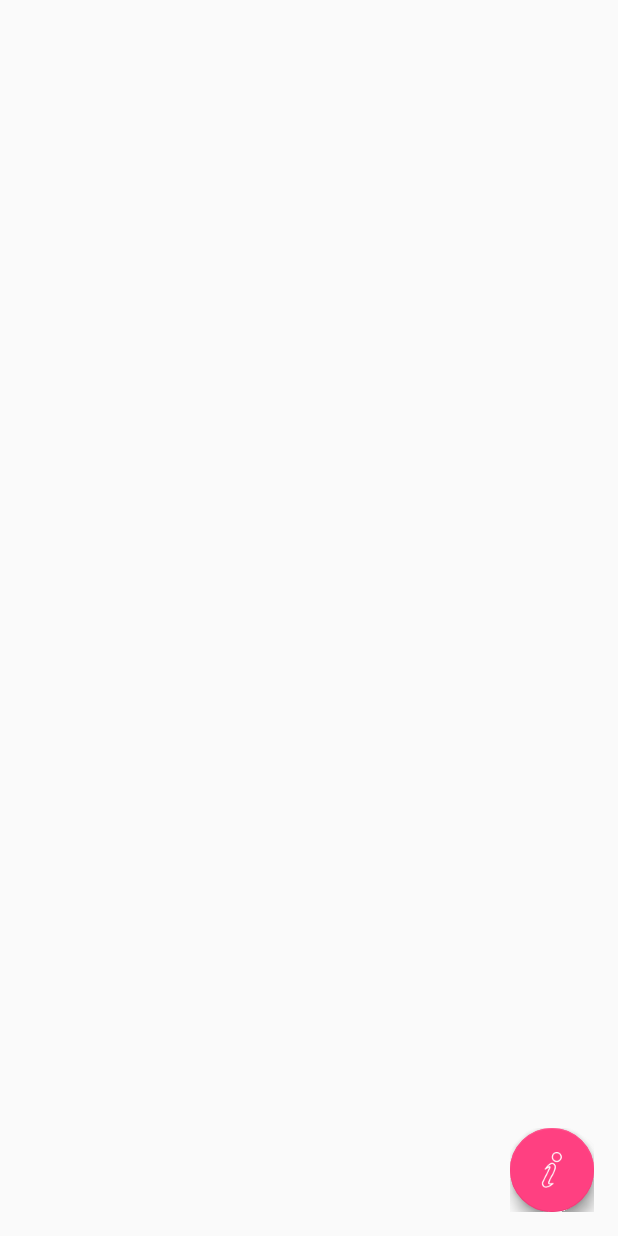
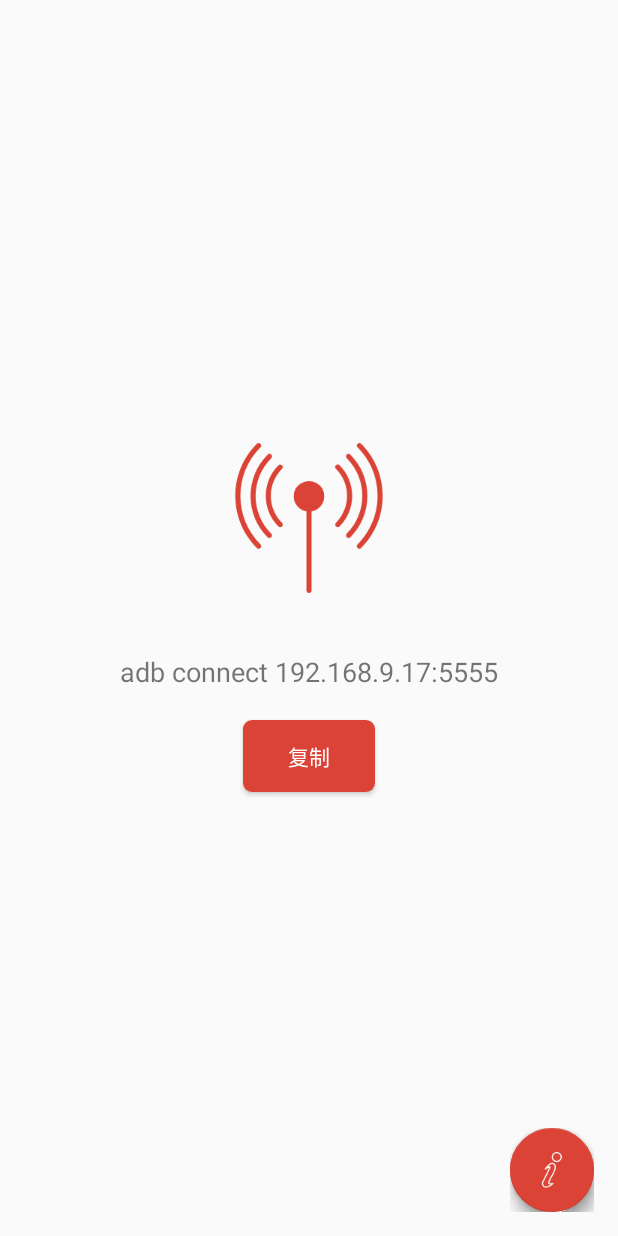
Before and after one commit to rygz146/ADBWIFI, an Android app: the screen it shows after launch (MainActivity), after a tap on an icon or button, on a phone screen of 412 x 824 dp. Run offline under Robolectric (Android 15) with nearby library versions, the phone set to English and light mode, and no system bars; our stand-ins replace ButterKnife; libraries missing offline, so code that uses them is left out: co.mobiwise.materialintro, com.github.clans.fab, com.socks.library, es.dmoral.toasty; plain views replace FloatingActionButton, FloatingActionMenu; 3 statements that could not run were skipped.

Commit message:
add introview  icon  utils

```diff
--- a/app/build.gradle
+++ b/app/build.gradle
@@ -26,4 +26,7 @@ dependencies {
     compile 'com.github.clans:fab:1.6.4'
     compile 'com.jakewharton:butterknife:8.8.1'
     annotationProcessor 'com.jakewharton:butterknife-compiler:8.8.1'
+    compile 'com.github.GrenderG:Toasty:1.2.5'
+    compile 'com.github.zhaokaiqiang.klog:library:1.6.0'
+    compile 'com.github.iammert:MaterialIntroView:1.6.0'
 }
--- a/app/src/main/java/com/rair/adbwifi/App.java
+++ b/app/src/main/java/com/rair/adbwifi/App.java
@@ -1,6 +1,12 @@
 package com.rair.adbwifi;
 
 import android.app.Application;
+import android.graphics.Color;
+
+import com.rair.adbwifi.utils.SPUtils;
+import com.socks.library.KLog;
+
+import es.dmoral.toasty.Toasty;
 
 /**
  * @author Rair
@@ -11,9 +17,19 @@ import android.app.Application;
 
 public class App extends Application {
 
+    private static SPUtils spUtils;
+
     @Override
     public void onCreate() {
         super.onCreate();
+        KLog.init(true, "Rair");
+        Toasty.Config.getInstance()
+                .setInfoColor(Color.parseColor("#DA4336"))
+                .apply();
+        spUtils = SPUtils.getInstance(this, "Rair");
+    }
 
+    public static SPUtils getSpUtils() {
+        return spUtils;
     }
 }
--- a/app/src/main/java/com/rair/adbwifi/activity/MainActivity.java
+++ b/app/src/main/java/com/rair/adbwifi/activity/MainActivity.java
@@ -1,18 +1,28 @@
 package com.rair.adbwifi.activity;
 
+import android.content.ClipData;
+import android.content.ClipboardManager;
+import android.content.Context;
 import android.content.Intent;
+import android.graphics.Color;
 import android.os.Bundle;
 import android.support.v7.app.AppCompatActivity;
 import android.view.View;
+import android.widget.Button;
 import android.widget.ImageView;
 import android.widget.TextView;
 
 import com.github.clans.fab.FloatingActionButton;
+import com.rair.adbwifi.App;
 import com.rair.adbwifi.R;
+import com.rair.adbwifi.utils.SPUtils;
 
 import butterknife.BindView;
 import butterknife.ButterKnife;
 import butterknife.OnClick;
+import co.mobiwise.materialintro.shape.ShapeType;
+import co.mobiwise.materialintro.view.MaterialIntroView;
+import es.dmoral.toasty.Toasty;
 
 public class MainActivity extends AppCompatActivity {
 
@@ -24,19 +34,45 @@ public class MainActivity extends AppCompatActivity {
     FloatingActionButton fabCmd;
     @BindView(R.id.fab_info)
     FloatingActionButton fabInfo;
+    @BindView(R.id.btn_copy)
+    Button btnCopy;
+
+    /**
+     * 是否打开
+     */
+    private boolean isOpen;
+    private SPUtils spUtils;
 
     @Override
     protected void onCreate(Bundle savedInstanceState) {
         super.onCreate(savedInstanceState);
         setContentView(R.layout.activity_main);
         ButterKnife.bind(this);
+        spUtils = App.getSpUtils();
+        showIntro();
     }
 
-    @OnClick({R.id.iv_state, R.id.fab_cmd, R.id.fab_info})
+    /**
+     * 改变开关状态
+     */
+    private void changeStatus() {
+        if (isOpen) {
+            ivState.setImageResource(R.mipmap.ic_wifi_close);
+            isOpen = false;
+        } else {
+            ivState.setImageResource(R.mipmap.ic_wifi_open);
+            isOpen = true;
+        }
+    }
+
+    @OnClick({R.id.iv_state, R.id.btn_copy, R.id.fab_cmd, R.id.fab_info})
     public void onViewClicked(View view) {
         switch (view.getId()) {
             case R.id.iv_state:
-
+                changeStatus();
+                break;
+            case R.id.btn_copy:
+                copyCmd();
                 break;
             case R.id.fab_cmd:
                 Intent cmdIntent = new Intent(this, CmdActivity.class);
@@ -50,4 +86,26 @@ public class MainActivity extends AppCompatActivity {
                 break;
         }
     }
+
+    /**
+     * 复制命令
+     */
+    private void copyCmd() {
+        ClipboardManager cm = (ClipboardManager) getSystemService(Context.CLIPBOARD_SERVICE);
+        String cmdText = tvCmdIp.getText().toString().trim();
+        ClipData mClipData = ClipData.newPlainText("text", cmdText);
+        cm.setPrimaryClip(mClipData);
+        Toasty.info(this, "已复制到剪切板").show();
+    }
+
+    /**
+     * 第一次安装指引
+     */
+    private void showIntro() {
+        new MaterialIntroView.Builder(this).setShape(ShapeType.CIRCLE).enableDotAnimation(true)
+                .enableIcon(false).setTextColor(Color.parseColor("#DA4336")).setInfoTextSize(18)
+                .enableFadeAnimation(true).setTarget(ivState).setUsageId("first")
+                .setInfoText("点击打开或关闭adb连接").show();
+    }
+
 }
--- /dev/null
+++ b/app/src/main/java/com/rair/adbwifi/utils/SPUtils.java
@@ -0,0 +1,267 @@
+package com.rair.adbwifi.utils;
+
+import android.content.Context;
+import android.content.SharedPreferences;
+import android.support.annotation.NonNull;
+import android.support.v4.util.SimpleArrayMap;
+
+import java.util.Collections;
+import java.util.Map;
+import java.util.Set;
+
+public final class SPUtils {
+
+    private static SimpleArrayMap<String, SPUtils> SP_UTILS_MAP = new SimpleArrayMap<>();
+    private SharedPreferences sp;
+
+    /**
+     * 获取SP实例
+     *
+     * @param spName sp名
+     * @return {@link SPUtils}
+     */
+    public static SPUtils getInstance(Context context, String spName) {
+        if (isSpace(spName)) spName = "spUtils";
+        SPUtils spUtils = SP_UTILS_MAP.get(spName);
+        if (spUtils == null) {
+            spUtils = new SPUtils(context, spName);
+            SP_UTILS_MAP.put(spName, spUtils);
+        }
+        return spUtils;
+    }
+
+    private SPUtils(Context context, String spName) {
+        sp = context.getSharedPreferences(spName, Context.MODE_PRIVATE);
+    }
+
+    /**
+     * SP中写入String
+     *
+     * @param key   键
+     * @param value 值
+     */
+    public void put(@NonNull final String key, @NonNull final String value) {
+        sp.edit().putString(key, value).apply();
+    }
+
+    /**
+     * SP中读取String
+     *
+     * @param key 键
+     * @return 存在返回对应值，不存在返回默认值{@code ""}
+     */
+    public String getString(@NonNull final String key) {
+        return getString(key, "");
+    }
+
+    /**
+     * SP中读取String
+     *
+     * @param key          键
+     * @param defaultValue 默认值
+     * @return 存在返回对应值，不存在返回默认值{@code defaultValue}
+     */
+    public String getString(@NonNull final String key, @NonNull final String defaultValue) {
+        return sp.getString(key, defaultValue);
+    }
+
+    /**
+     * SP中写入int
+     *
+     * @param key   键
+     * @param value 值
+     */
+    public void put(@NonNull final String key, final int value) {
+        sp.edit().putInt(key, value).apply();
+    }
+
+    /**
+     * SP中读取int
+     *
+     * @param key 键
+     * @return 存在返回对应值，不存在返回默认值-1
+     */
+    public int getInt(@NonNull final String key) {
+        return getInt(key, -1);
+    }
+
+    /**
+     * SP中读取int
+     *
+     * @param key          键
+     * @param defaultValue 默认值
+     * @return 存在返回对应值，不存在返回默认值{@code defaultValue}
+     */
+    public int getInt(@NonNull final String key, final int defaultValue) {
+        return sp.getInt(key, defaultValue);
+    }
+
+    /**
+     * SP中写入long
+     *
+     * @param key   键
+     * @param value 值
+     */
+    public void put(@NonNull final String key, final long value) {
+        sp.edit().putLong(key, value).apply();
+    }
+
+    /**
+     * SP中读取long
+     *
+     * @param key 键
+     * @return 存在返回对应值，不存在返回默认值-1
+     */
+    public long getLong(@NonNull final String key) {
+        return getLong(key, -1L);
+    }
+
+    /**
+     * SP中读取long
+     *
+     * @param key          键
+     * @param defaultValue 默认值
+     * @return 存在返回对应值，不存在返回默认值{@code defaultValue}
+     */
+    public long getLong(@NonNull final String key, final long defaultValue) {
+        return sp.getLong(key, defaultValue);
+    }
+
+    /**
+     * SP中写入float
+     *
+     * @param key   键
+     * @param value 值
+     */
+    public void put(@NonNull final String key, final float value) {
+        sp.edit().putFloat(key, value).apply();
+    }
+
+    /**
+     * SP中读取float
+     *
+     * @param key 键
+     * @return 存在返回对应值，不存在返回默认值-1
+     */
+    public float getFloat(@NonNull final String key) {
+        return getFloat(key, -1f);
+    }
+
+    /**
+     * SP中读取float
+     *
+     * @param key          键
+     * @param defaultValue 默认值
+     * @return 存在返回对应值，不存在返回默认值{@code defaultValue}
+     */
+    public float getFloat(@NonNull final String key, final float defaultValue) {
+        return sp.getFloat(key, defaultValue);
+    }
+
+    /**
+     * SP中写入boolean
+     *
+     * @param key   键
+     * @param value 值
+     */
+    public void put(@NonNull final String key, final boolean value) {
+        sp.edit().putBoolean(key, value).apply();
+    }
+
+    /**
+     * SP中读取boolean
+     *
+     * @param key 键
+     * @return 存在返回对应值，不存在返回默认值{@code false}
+     */
+    public boolean getBoolean(@NonNull final String key) {
+        return getBoolean(key, false);
+    }
+
+    /**
+     * SP中读取boolean
+     *
+     * @param key          键
+     * @param defaultValue 默认值
+     * @return 存在返回对应值，不存在返回默认值{@code defaultValue}
+     */
+    public boolean getBoolean(@NonNull final String key, final boolean defaultValue) {
+        return sp.getBoolean(key, defaultValue);
+    }
+
+    /**
+     * SP中写入String集合
+     *
+     * @param key    键
+     * @param values 值
+     */
+    public void put(@NonNull final String key, @NonNull final Set<String> values) {
+        sp.edit().putStringSet(key, values).apply();
+    }
+
+    /**
+     * SP中读取StringSet
+     *
+     * @param key 键
+     * @return 存在返回对应值，不存在返回默认值{@code Collections.<String>emptySet()}
+     */
+    public Set<String> getStringSet(@NonNull final String key) {
+        return getStringSet(key, Collections.<String>emptySet());
+    }
+
+    /**
+     * SP中读取StringSet
+     *
+     * @param key          键
+     * @param defaultValue 默认值
+     * @return 存在返回对应值，不存在返回默认值{@code defaultValue}
+     */
+    public Set<String> getStringSet(@NonNull final String key, @NonNull final Set<String> defaultValue) {
+        return sp.getStringSet(key, defaultValue);
+    }
+
+    /**
+     * SP中获取所有键值对
+     *
+     * @return Map对象
+     */
+    public Map<String, ?> getAll() {
+        return sp.getAll();
+    }
+
+    /**
+     * SP中是否存在该key
+     *
+     * @param key 键
+     * @return {@code true}: 存在<br>{@code false}: 不存在
+     */
+    public boolean contains(@NonNull final String key) {
+        return sp.contains(key);
+    }
+
+    /**
+     * SP中移除该key
+     *
+     * @param key 键
+     */
+    public void remove(@NonNull final String key) {
+        sp.edit().remove(key).apply();
+    }
+
+    /**
+     * SP中清除所有数据
+     */
+    public void clear() {
+        sp.edit().clear().apply();
+    }
+
+    private static boolean isSpace(final String s) {
+        if (s == null) return true;
+        for (int i = 0, len = s.length(); i < len; ++i) {
+            if (!Character.isWhitespace(s.charAt(i))) {
+                return false;
+            }
+        }
+        return true;
+    }
+}
--- /dev/null
+++ b/app/src/main/res/drawable/selector_button_red.xml
@@ -0,0 +1,15 @@
+<?xml version="1.0" encoding="utf-8"?>
+<selector xmlns:android="http://schemas.android.com/apk/res/android">
+    <item android:state_pressed="true">
+        <shape android:shape="rectangle">
+            <corners android:radius="6dp" />
+            <solid android:color="@color/red_dark" />
+        </shape>
+    </item>
+    <item>
+        <shape android:shape="rectangle">
+            <corners android:radius="6dp" />
+            <solid android:color="@color/red" />
+        </shape>
+    </item>
+</selector>
--- a/app/src/main/res/layout/activity_main.xml
+++ b/app/src/main/res/layout/activity_main.xml
@@ -8,22 +8,33 @@
 
     <LinearLayout
         android:layout_width="wrap_content"
-        android:layout_height="wrap_content"
+        android:layout_height="240dp"
         android:layout_centerInParent="true"
+        android:gravity="center"
         android:orientation="vertical">
 
         <ImageView
             android:id="@+id/iv_state"
-            android:layout_width="120dp"
-            android:layout_height="120dp" />
+            android:layout_width="100dp"
+            android:layout_height="100dp"
+            android:src="@mipmap/ic_wifi_close" />
 
         <TextView
             android:id="@+id/tv_cmd_ip"
             android:layout_width="wrap_content"
             android:layout_height="wrap_content"
-            android:layout_marginTop="20dp"
+            android:layout_marginTop="40dp"
+            android:text="adb connect 192.168.9.17:5555"
             android:textSize="18sp" />
 
+        <Button
+            android:id="@+id/btn_copy"
+            android:layout_width="wrap_content"
+            android:layout_height="wrap_content"
+            android:layout_marginTop="20dp"
+            android:background="@drawable/selector_button_red"
+            android:text="复制"
+            android:textColor="@color/white" />
     </LinearLayout>
 
     <com.github.clans.fab.FloatingActionMenu
--- a/app/src/main/res/values/colors.xml
+++ b/app/src/main/res/values/colors.xml
@@ -1,6 +1,10 @@
 <?xml version="1.0" encoding="utf-8"?>
 <resources>
-    <color name="colorPrimary">#3F51B5</color>
-    <color name="colorPrimaryDark">#303F9F</color>
-    <color name="colorAccent">#FF4081</color>
+    <color name="colorPrimary">#DA4336</color>
+    <color name="colorPrimaryDark">#DA4336</color>
+    <color name="colorAccent">#DA4336</color>
+
+    <color name="white">#FFFFFF</color>
+    <color name="red">#DA4336</color>
+    <color name="red_dark">#b3352a</color>
 </resources>
--- a/app/src/main/res/values/strings.xml
+++ b/app/src/main/res/values/strings.xml
@@ -1,3 +1,5 @@
 <resources>
     <string name="app_name">ADB WIFI</string>
+    <string name="common_cmd">常用ADB命令</string>
+    <string name="info">关于</string>
 </resources>
--- a/build.gradle
+++ b/build.gradle
@@ -9,7 +9,6 @@ buildscript {
     dependencies {
         classpath 'com.android.tools.build:gradle:3.0.0'
 
-
         // NOTE: Do not place your application dependencies here; they belong
         // in the individual module build.gradle files
     }
@@ -19,6 +18,7 @@ allprojects {
     repositories {
         google()
         jcenter()
+        maven { url "https://jitpack.io" }
     }
 }
 
```
Also changed, not shown: app/src/main/java/com/rair/adbwifi/activity/CmdActivity.java (+11 -2 lines), app/src/main/java/com/rair/adbwifi/activity/InfoActivity.java (+11 -2 lines), app/src/main/java/com/rair/adbwifi/base/BaseActivity.java (added, +33 -0 lines), app/src/main/res/drawable/ic_launcher_background.xml (deleted, +0 -170 lines), app/src/main/res/layout/activity_cmd.xml (+11 -2 lines), app/src/main/res/layout/activity_info.xml (+11 -2 lines), app/src/main/res/mipmap-xhdpi/ic_wifi_close.png (added), app/src/main/res/mipmap-xhdpi/ic_wifi_open.png (added).
